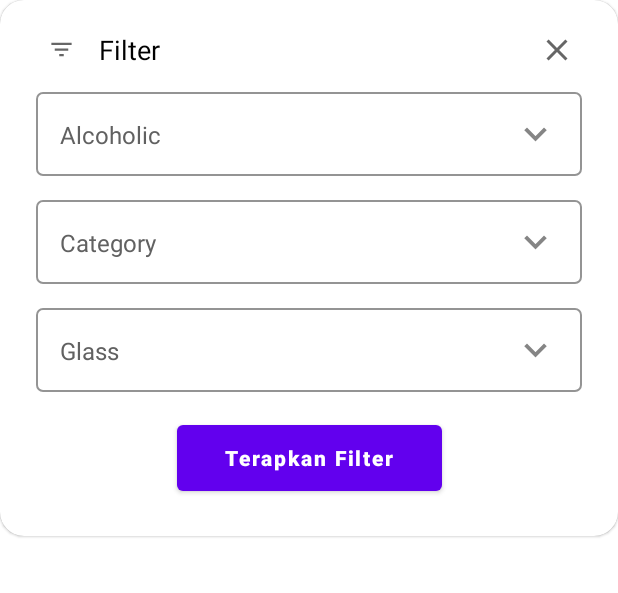
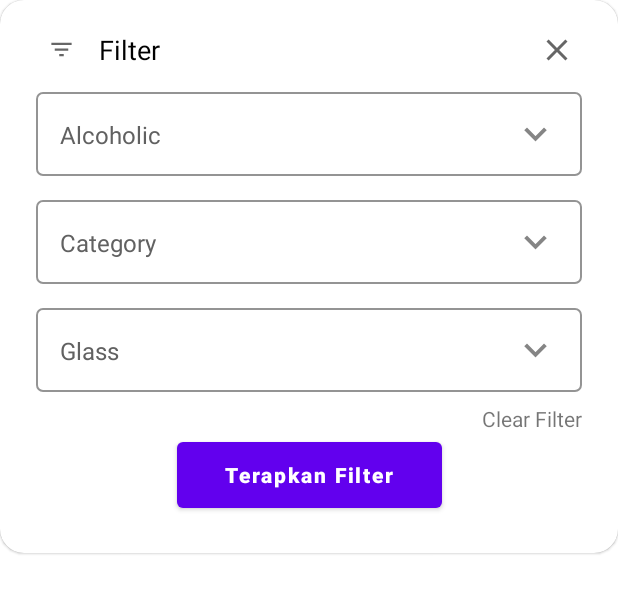
Before and after one commit to kharismarizqii/cocktail-app, an Android app: the layout dialog_filter.xml on its own in the app's theme, with its tools: preview values and no code run, on a phone screen of 412 x 824 dp. Shown: the top 593 px of the screen. Run offline under Robolectric (Android 15) with nearby library versions, the phone set to English and light mode, and no system bars.

Commit message:
add clear filter & empty data support

```diff
--- a/app/src/main/java/com/kharismarizqii/cocktail/ui/dialog/FilterDialogFragment.kt
+++ b/app/src/main/java/com/kharismarizqii/cocktail/ui/dialog/FilterDialogFragment.kt
@@ -51,6 +51,10 @@ class FilterDialogFragment(
             btnClose.setOnClickListener { dismiss() }
             btnApplyFilter.setOnClickListener {
                 onFilter.invoke(filter, query)
+                dismiss()
+            }
+            tvClearFilter.setOnClickListener {
+                onFilter.invoke(CocktailFilter(), "")
                 dismiss()
             }
         }
--- a/app/src/main/res/layout/dialog_filter.xml
+++ b/app/src/main/res/layout/dialog_filter.xml
@@ -18,6 +18,7 @@
             android:layout_marginStart="32dp"
             android:layout_marginTop="24dp"
             android:src="@drawable/ic_filter"
+            android:contentDescription="@string/filter"
             app:layout_constraintStart_toStartOf="parent"
             app:layout_constraintTop_toTopOf="parent" />
 
@@ -26,7 +27,7 @@
             android:layout_width="wrap_content"
             android:layout_height="wrap_content"
             android:layout_marginStart="16dp"
-            android:text="Filter"
+            android:text="@string/filter"
             android:textSize="18sp"
             android:textColor="@color/black"
             app:layout_constraintBottom_toBottomOf="@+id/imageView"
@@ -39,6 +40,7 @@
             android:layout_height="18dp"
             android:layout_marginTop="24dp"
             android:layout_marginEnd="32dp"
+            android:contentDescription="@string/back_button"
             android:background="@android:color/transparent"
             android:src="@drawable/ic_close"
             app:layout_constraintEnd_toEndOf="parent"
@@ -80,27 +82,36 @@
             android:layout_marginStart="24dp"
             android:layout_marginTop="16dp"
             android:layout_marginEnd="24dp"
-            app:textFilter="Glass"
             app:backgroundFilter="@drawable/bg_filter_dropdown"
-            app:layout_constraintBottom_toTopOf="@+id/btnApplyFilter"
+            app:layout_constraintBottom_toTopOf="@+id/tv_clear_filter"
             app:layout_constraintEnd_toEndOf="parent"
             app:layout_constraintStart_toStartOf="parent"
-            app:layout_constraintTop_toBottomOf="@id/filter_category"/>
+            app:layout_constraintTop_toBottomOf="@id/filter_category"
+            app:textFilter="Glass" />
+
+        <com.google.android.material.textview.MaterialTextView
+            android:id="@+id/tv_clear_filter"
+            android:layout_width="wrap_content"
+            android:layout_height="wrap_content"
+            android:layout_marginTop="8dp"
+            android:text="@string/clear_filter"
+            app:layout_constraintEnd_toEndOf="@+id/filter_glass"
+            app:layout_constraintTop_toBottomOf="@+id/filter_glass"
+            app:layout_constraintBottom_toTopOf="@+id/btnApplyFilter" />
 
         <com.google.android.material.button.MaterialButton
             android:id="@+id/btnApplyFilter"
             android:layout_width="wrap_content"
             android:layout_height="56dp"
-            android:layout_marginTop="16dp"
             android:layout_marginBottom="24dp"
             android:inputType="text"
             android:paddingHorizontal="32dp"
-            android:text="Terapkan Filter"
+            android:text="@string/apply_filter"
             android:textStyle="bold"
             app:layout_constraintBottom_toBottomOf="parent"
             app:layout_constraintEnd_toEndOf="@+id/filter_glass"
             app:layout_constraintStart_toStartOf="@+id/filter_glass"
-            app:layout_constraintTop_toBottomOf="@+id/filter_glass" />
+            app:layout_constraintTop_toBottomOf="@+id/tv_clear_filter" />
 
     </androidx.constraintlayout.widget.ConstraintLayout>
 
--- a/app/src/main/res/values/strings.xml
+++ b/app/src/main/res/values/strings.xml
@@ -4,4 +4,8 @@
     <string name="back_button">back_button</string>
     <string name="ingredients">Ingredients</string>
     <string name="measure">Measure</string>
+    <string name="apply_filter">Terapkan Filter</string>
+    <string name="filter">Filter</string>
+    <string name="clear_filter">Clear Filter</string>
+    <string name="data_not_found">Data not found</string>
 </resources>
```
Also changed, not shown: app/src/main/java/com/kharismarizqii/cocktail/ui/main/MainActivity.kt (+23 -5 lines), app/src/main/res/drawable/ill_no_data.xml (added, +36 -0 lines), app/src/main/res/layout/activity_main.xml (+11 -0 lines), app/src/main/res/layout/empty_data.xml (added, +20 -0 lines).
